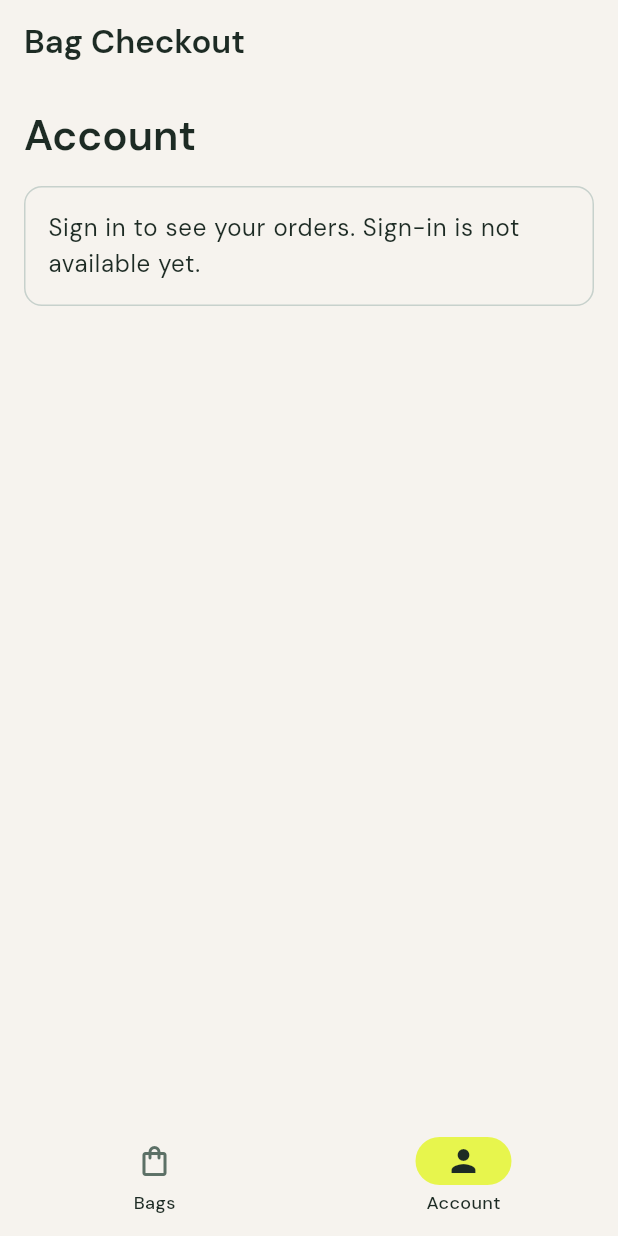
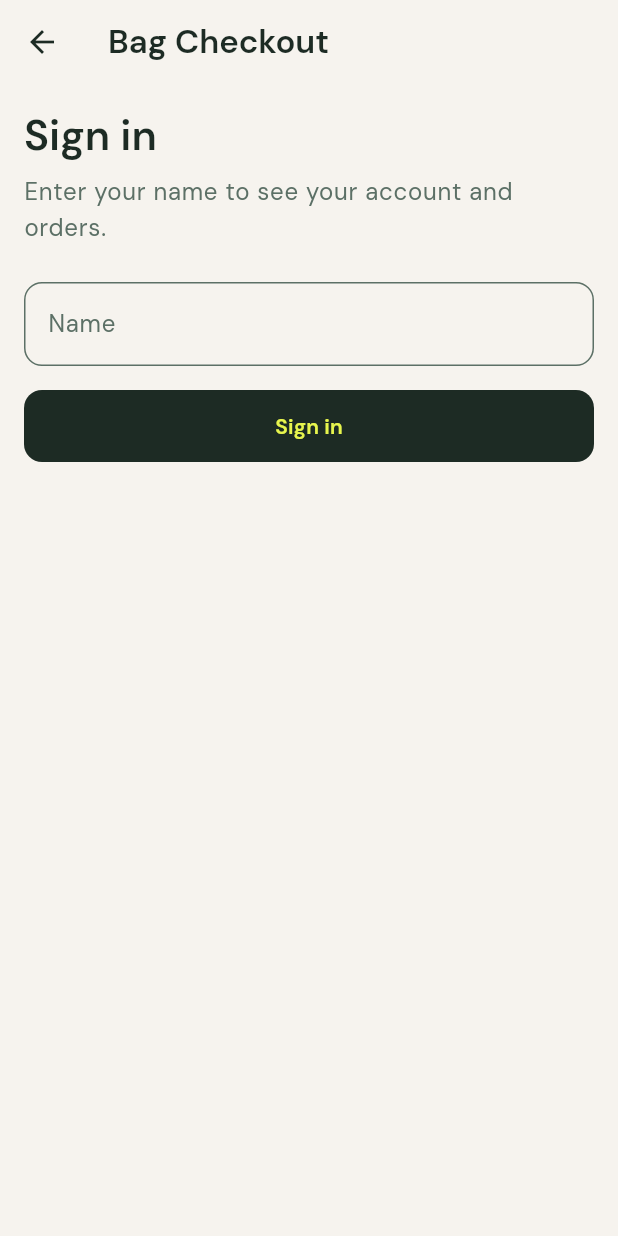
Before and after one commit to mugikhan/web_checkout_flutter, a Flutter app: the screen it shows after launch, item 2 of the bottom bar chosen, on a phone screen of 412 x 824 dp. Run offline on Flutter 3.47's test engine with Material 3 defaults, Android fonts, the phone set to English and light mode, and no system bars; our stand-ins replace bloc, bloc_concurrency, flutter_bloc, get_it, go_router, google_fonts and 3 more; missing offline and left inert: gql.

Commit message:
feat(app): wire dependencies and guard Account behind sign-in

```diff
--- a/apps/web_checkout/lib/app.dart
+++ b/apps/web_checkout/lib/app.dart
@@ -1,16 +1,22 @@
+import 'package:auth/auth.dart';
+import 'package:flutter_bloc/flutter_bloc.dart';
+import 'package:get_it/get_it.dart';
 import 'package:go_router/go_router.dart';
 import 'package:ui/ui.dart';
 
 import 'router/app_router.dart';
 import 'router/app_routes.dart';
+import 'router/stream_listenable.dart';
 
 class BagCheckoutApp extends StatefulWidget {
   const BagCheckoutApp({
     super.key,
+    required this.sl,
     this.initialLocation = AppRoutes.bags,
     this.textTheme,
   });
 
+  final GetIt sl;
   final String initialLocation;
 
   /// Tests pass a plain [textTheme], because google_fonts cannot fetch DM Sans there.
@@ -21,24 +27,42 @@ class BagCheckoutApp extends StatefulWidget {
 }
 
 class _BagCheckoutAppState extends State<BagCheckoutApp> {
+  late final SessionBloc _session = widget.sl<SessionBloc>()
+    ..add(const SessionCheckRequested());
+  late final StreamListenable _refresh = StreamListenable(_session.stream);
   late final GoRouter _router = buildRouter(
+    sl: widget.sl,
+    session: _session,
+    refresh: _refresh,
     initialLocation: widget.initialLocation,
   );
 
   @override
   void dispose() {
     _router.dispose();
+    _refresh.dispose();
+    _session.close();
     super.dispose();
   }
 
   @override
   Widget build(BuildContext context) {
-    return MaterialApp.router(
-      title: 'Bag Checkout',
-      theme: AppTheme.light(textTheme: widget.textTheme),
-      darkTheme: AppTheme.dark(textTheme: widget.textTheme),
-      themeMode: ThemeMode.system,
-      routerConfig: _router,
+    return BlocProvider.value(
+      value: _session,
+      child: MaterialApp.router(
+        title: 'Bag Checkout',
+        theme: AppTheme.light(textTheme: widget.textTheme),
+        darkTheme: AppTheme.dark(textTheme: widget.textTheme),
+        themeMode: ThemeMode.system,
+        routerConfig: _router,
+        // Hold every page until the stored session is known, so guards never flash.
+        builder: (context, child) => BlocBuilder<SessionBloc, SessionState>(
+          buildWhen: (previous, current) => previous is SessionChecking,
+          builder: (context, state) => state is SessionChecking
+              ? const Scaffold(body: StateView.loading(title: 'Loading'))
+              : child!,
+        ),
+      ),
     );
   }
 }
--- a/apps/web_checkout/lib/pages/account_placeholder_page.dart
+++ /dev/null
@@ -1,28 +0,0 @@
-import 'package:ui/ui.dart';
-
-/// AccountPlaceholderPage holds the Account destination until sign-in arrives.
-class AccountPlaceholderPage extends StatelessWidget {
-  const AccountPlaceholderPage({super.key});
-
-  @override
-  Widget build(BuildContext context) {
-    final theme = Theme.of(context);
-    final compact =
-        WindowSizeClass.fromWidth(MediaQuery.sizeOf(context).width) ==
-        WindowSizeClass.compact;
-
-    return ListView(
-      padding: EdgeInsets.all(compact ? AppSpacing.lg : AppSpacing.xl),
-      children: [
-        Text('Account', style: theme.textTheme.headlineMedium),
-        const SizedBox(height: AppSpacing.lg),
-        AppCard(
-          child: Text(
-            'Sign in to see your orders. Sign-in is not available yet.',
-            style: theme.textTheme.bodyLarge,
-          ),
-        ),
-      ],
-    );
-  }
-}
--- a/apps/web_checkout/lib/router/app_router.dart
+++ b/apps/web_checkout/lib/router/app_router.dart
@@ -1,16 +1,34 @@
+import 'package:auth/auth.dart';
+import 'package:flutter_bloc/flutter_bloc.dart';
+import 'package:get_it/get_it.dart';
 import 'package:go_router/go_router.dart';
+import 'package:ui/ui.dart';
 
-import '../pages/account_placeholder_page.dart';
 import '../pages/bags_placeholder_page.dart';
 import '../pages/not_found_page.dart';
 import '../shell/app_shell.dart';
 import 'app_routes.dart';
+import 'auth_redirect.dart';
 
-/// buildRouter builds the app's routes; tests pass [initialLocation].
-GoRouter buildRouter({String initialLocation = AppRoutes.bags}) {
+/// buildRouter builds the app's routes and guards them with [session].
+GoRouter buildRouter({
+  required GetIt sl,
+  required SessionBloc session,
+  required Listenable refresh,
+  String initialLocation = AppRoutes.bags,
+}) {
   return GoRouter(
     initialLocation: initialLocation,
+    refreshListenable: refresh,
+    redirect: (context, state) => authRedirect(session.state, state.uri),
     routes: [
+      GoRoute(
+        path: AppRoutes.signIn,
+        builder: (context, state) => BlocProvider(
+          create: (_) => sl<SignInBloc>(),
+          child: SignInPage(onBack: () => context.go(AppRoutes.bags)),
+        ),
+      ),
       StatefulShellRoute.indexedStack(
         builder: (context, state, navigationShell) =>
             AppShell(navigationShell: navigationShell),
@@ -27,7 +45,8 @@ GoRouter buildRouter({String initialLocation = AppRoutes.bags}) {
             routes: [
               GoRoute(
                 path: AppRoutes.account,
-                builder: (context, state) => const AccountPlaceholderPage(),
+                builder: (context, state) =>
+                    AccountPage(onSignOut: () => context.go(AppRoutes.bags)),
               ),
             ],
           ),
--- a/apps/web_checkout/lib/router/app_routes.dart
+++ b/apps/web_checkout/lib/router/app_routes.dart
@@ -2,4 +2,8 @@
 abstract final class AppRoutes {
   static const bags = '/';
   static const account = '/account';
+  static const signIn = '/sign-in';
+
+  /// guarded lists the paths that need a signed-in viewer.
+  static const guarded = {account};
 }
--- /dev/null
+++ b/apps/web_checkout/lib/router/stream_listenable.dart
@@ -0,0 +1,18 @@
+import 'dart:async';
+
+import 'package:ui/ui.dart';
+
+/// StreamListenable notifies its listeners on every event of [stream].
+class StreamListenable extends ChangeNotifier {
+  StreamListenable(Stream<Object?> stream) {
+    _subscription = stream.listen((_) => notifyListeners());
+  }
+
+  late final StreamSubscription<Object?> _subscription;
+
+  @override
+  void dispose() {
+    _subscription.cancel();
+    super.dispose();
+  }
+}
```
Also changed, not shown: apps/web_checkout/lib/di/configure_dependencies.dart (added, +13 -0 lines), apps/web_checkout/lib/main.dart (+7 -3 lines), apps/web_checkout/lib/router/auth_redirect.dart (added, +28 -0 lines), apps/web_checkout/pubspec.yaml (+10 -0 lines).
